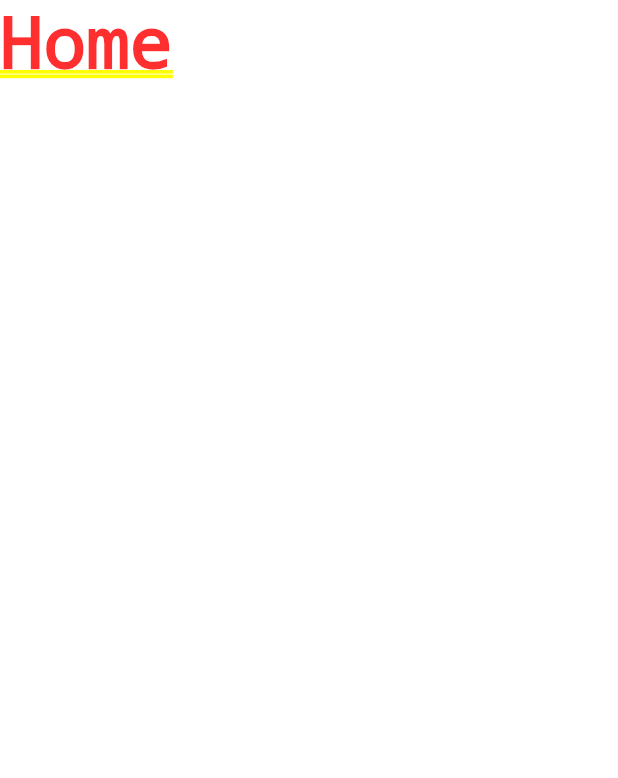
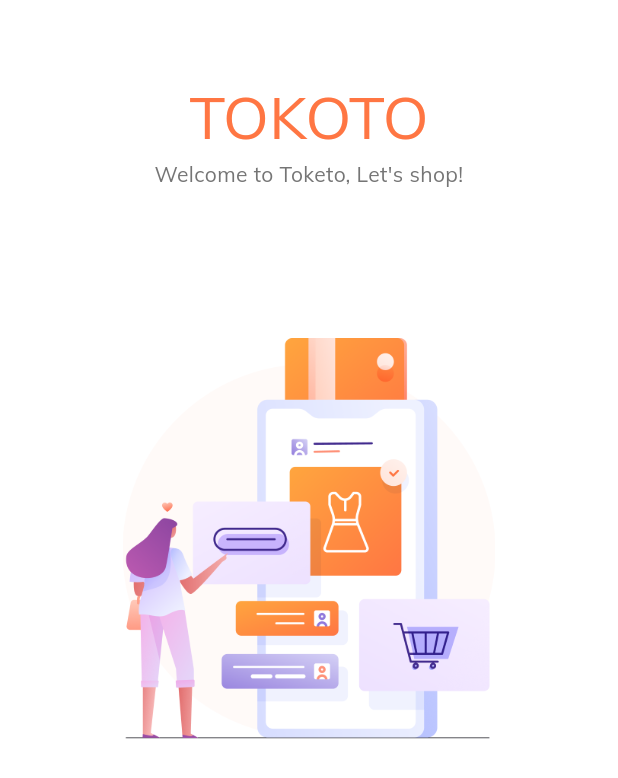
Before and after one commit to 9reis/e-commerce1, a Flutter app: the screen it shows after launch, on a phone screen of 412 x 824 dp. Shown: the top 778 px of the screen. Run offline on Flutter 3.47's test engine with Material 2 defaults, Android fonts, the phone set to English and light mode, and no system bars.

Commit message:
Splash Screen

```diff
--- a/lib/main.dart
+++ b/lib/main.dart
@@ -1,4 +1,5 @@
 import 'package:ecommerce1/constants.dart';
+import 'package:ecommerce1/screens/spash_screen.dart';
 import 'package:flutter/material.dart';
 
 void main() {
@@ -24,7 +25,7 @@ class MyApp extends StatelessWidget {
         colorScheme: ColorScheme.fromSeed(seedColor: Colors.deepPurple),
         useMaterial3: true,
       ),
-      home: Text('Home'),
+      home: SplashScreen(),
     );
   }
 }
--- /dev/null
+++ b/lib/screens/components/body.dart
@@ -0,0 +1,54 @@
+import 'package:ecommerce1/screens/components/splash_content.dart';
+import 'package:flutter/material.dart';
+
+class Body extends StatefulWidget {
+  const Body({super.key});
+
+  @override
+  State<Body> createState() => _BodyState();
+}
+
+class _BodyState extends State<Body> {
+  List<Map<String, String>> splashData = [
+    {
+      "text": "Welcome to Toketo, Let's shop!",
+      "image": "assets/images/splash_1.png",
+    },
+    {
+      "text":
+          "We help people conect with store \naround United State of America",
+      "image": "assets/images/splash_2.png",
+    },
+    {
+      "text": "We show the easy away to shop. \nJust stay at home with us",
+      "image": "assets/images/splash_3.png",
+    },
+  ];
+
+  @override
+  Widget build(BuildContext context) {
+    return SizedBox(
+      width: double.infinity,
+      child: SafeArea(
+        child: Column(
+          children: [
+            Expanded(
+              flex: 3,
+              child: PageView.builder(
+                itemCount: splashData.length,
+                itemBuilder: (context, index) => SplashContent(
+                  text: splashData[index]['text'].toString(),
+                  image: splashData[index]['image'].toString(),
+                ),
+              ),
+            ),
+            Expanded(
+              flex: 2,
+              child: SizedBox(),
+            ),
+          ],
+        ),
+      ),
+    );
+  }
+}
--- /dev/null
+++ b/lib/screens/components/splash_content.dart
@@ -0,0 +1,40 @@
+import 'package:flutter/material.dart';
+
+import '../../constants.dart';
+import '../../size_config.dart';
+
+class SplashContent extends StatelessWidget {
+  const SplashContent({
+    super.key,
+    required this.text,
+    required this.image,
+  });
+
+  final String text, image;
+
+  @override
+  Widget build(BuildContext context) {
+    return Column(
+      children: [
+        Spacer(),
+        Text(
+          'TOKOTO',
+          style: TextStyle(
+            fontSize: getProportionateScreenWidth(36),
+            color: kPrimaryColor,
+          ),
+        ),
+        Text(
+          text,
+          textAlign: TextAlign.center,
+        ),
+        Spacer(flex: 2),
+        Image.asset(
+          image,
+          width: getProportionateScreenWidth(235),
+          height: getProportionateScreenHeight(265),
+        )
+      ],
+    );
+  }
+}
--- /dev/null
+++ b/lib/screens/spash_screen.dart
@@ -0,0 +1,17 @@
+import 'package:ecommerce1/screens/components/body.dart';
+import 'package:ecommerce1/size_config.dart';
+import 'package:flutter/material.dart';
+
+class SplashScreen extends StatelessWidget {
+  const SplashScreen({super.key});
+
+  @override
+  Widget build(BuildContext context) {
+    // You have to call it on your starting screen
+    SizeConfig().init(context);
+
+    return Scaffold(
+      body: Body(),
+    );
+  }
+}
--- a/lib/size_config.dart
+++ b/lib/size_config.dart
@@ -26,5 +26,5 @@ double getProportionateScreenHeight(double inputHeight) {
 double getProportionateScreenWidth(double inputWidth) {
   double screenWidth = SizeConfig.screenWidth!;
   // 375 is the layout width that designer use
-  return (inputWidth * 375.0) * screenWidth;
+  return (inputWidth / 375.0) * screenWidth;
 }
--- a/pubspec.yaml
+++ b/pubspec.yaml
@@ -62,8 +62,8 @@ flutter:
 
   # To add assets to your application, add an assets section, like this:
   assets:
-    - assets/images
-    - assets/icons
+    - assets/images/
+    - assets/icons/
   #   - images/a_dot_ham.jpeg
 
   # An image asset can refer to one or more resolution-specific "variants", see
```
